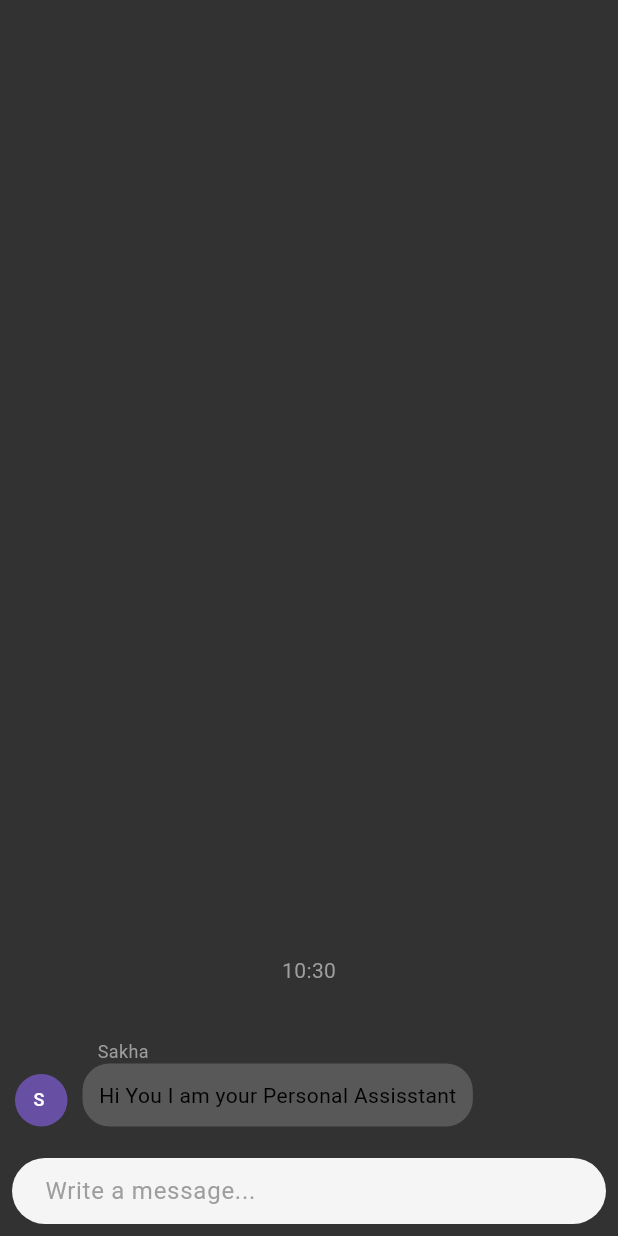
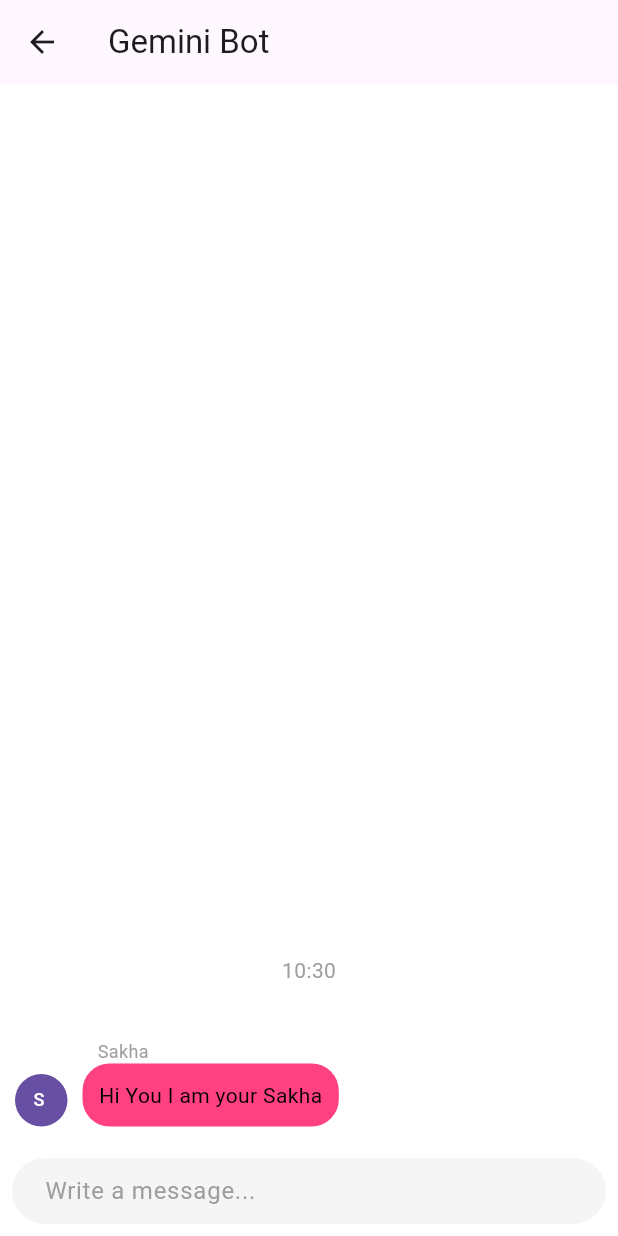
Before and after one commit to thisispriyanshu/saheli, a Flutter app: the GeminiBot screen opened directly, on a phone screen of 412 x 824 dp. Run offline on Flutter 3.47's test engine with Material 3 defaults, Android fonts, the phone set to English and light mode, and no system bars; drawn by our look-alikes of dash_chat_2; our stand-ins replace audioplayers, cached_network_image, carousel_slider, cloud_firestore, contacts_service, firebase_auth and 19 more; missing offline and left inert: background_sms, dart:ffi, dialog_flowtter, flutter_phone_direct_caller, flutter_ringtone_player, flutter_sound and 4 more; accounts and stored records are empty; network calls fail; statements that could not run were skipped; project files that could hold a hidden picture were left out.

```diff
--- a/frontend/saheli_app/lib/widgets/Chatbot/chatbot.dart
+++ b/frontend/saheli_app/lib/widgets/Chatbot/chatbot.dart
@@ -48,7 +48,7 @@
   @override
   Widget build(BuildContext context) {
     return Scaffold(
-      backgroundColor: Color.fromARGB(255, 255, 236, 208),
+      // backgroundColor: Color.fromARGB(255, 255, 236, 208),
       appBar: AppBar(
         title: Text('Chat with Saheli AI'),
         backgroundColor: Colors.pinkAccent,
--- a/frontend/saheli_app/lib/widgets/Chatbot/geminiChatbot.dart
+++ b/frontend/saheli_app/lib/widgets/Chatbot/geminiChatbot.dart
@@ -63,7 +63,7 @@
   firstTime() {
     var mess = ChatMessage(
         createdAt: DateTime.now(),
-        text: 'Hi ${myself.firstName} I am your Personal Assisstant',
+        text: 'Hi ${myself.firstName} I am your Sakha',
         user: bot);
     allMessages.insert(0, mess);
     setState(() {});
@@ -135,12 +135,13 @@
       currentUserTextColor: Colors.black,
       showCurrentUserAvatar: true,
       currentUserContainerColor: Color.fromARGB(255, 188, 188, 188),
-      containerColor: Color.fromARGB(255, 88, 88, 88));
+      containerColor: Colors.pinkAccent);
 
   @override
   Widget build(BuildContext context) {
     return Scaffold(
-      backgroundColor: const Color.fromARGB(255, 50, 50, 50),
+      appBar: AppBar(title: Text('Gemini Bot'),),
+      backgroundColor:  Colors.white,
       body: DashChat(
         currentUser: myself,
         onSend: (ChatMessage m){
```
